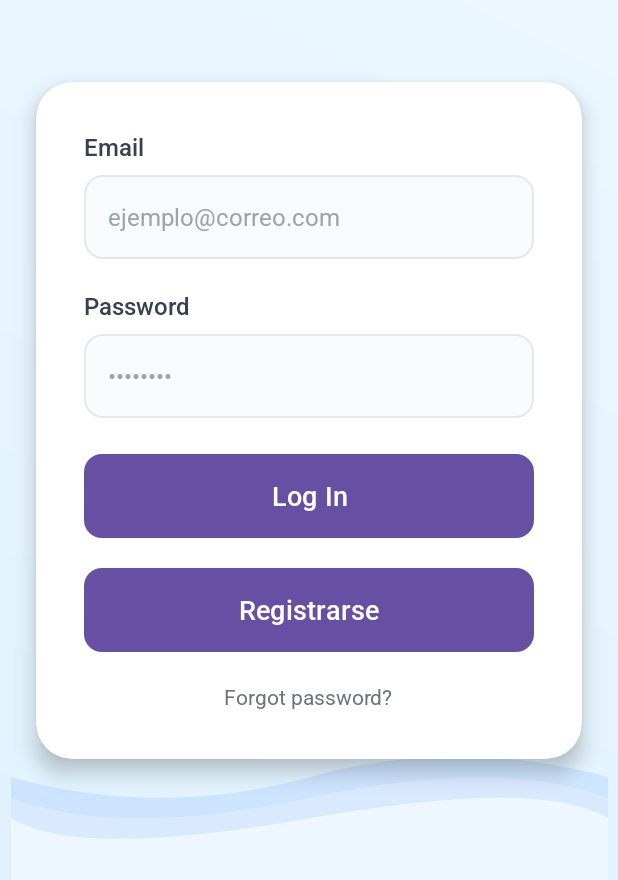
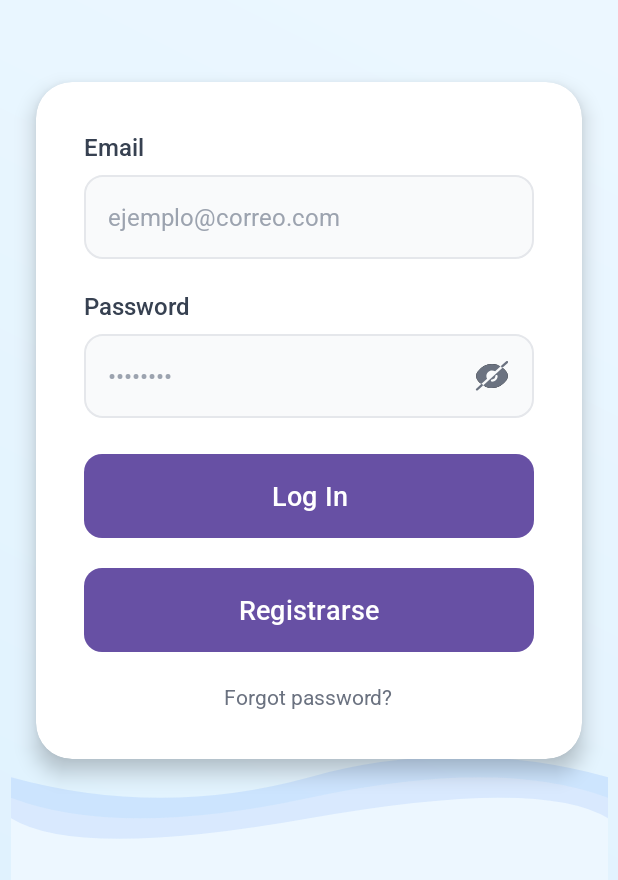
Before and after one commit to NicoCodeMaker/NiJu-Project, an Android app: the screen it shows after launch (LoginActivity), on a phone screen of 412 x 824 dp, the part 356-1236 px from its top. Run offline under Robolectric (Android 15) with nearby library versions, the phone set to English and light mode, and no system bars; our stand-ins replace Firebase (no records; nobody signed in at launch, a user with empty details on screens opened directly).

Commit message:
Se añade eyes closed and open para show password

```diff
--- a/app/src/main/java/com/example/niju_project/LoginActivity.kt
+++ b/app/src/main/java/com/example/niju_project/LoginActivity.kt
@@ -2,9 +2,11 @@ package com.example.niju_project
 
 import android.content.Intent
 import android.os.Bundle
+import android.text.InputType
 import android.text.TextUtils
 import android.view.View
 import android.widget.EditText
+import android.widget.ImageView
 import android.widget.ProgressBar
 import android.widget.Toast
 import androidx.appcompat.app.AppCompatActivity
@@ -16,6 +18,8 @@ class LoginActivity : AppCompatActivity() {
     private lateinit var etPassword: EditText
     private lateinit var progressBar: ProgressBar
     private lateinit var mAuth: FirebaseAuth
+    private lateinit var ivTogglePassword: ImageView
+    private var isPasswordVisible = false
 
     override fun onCreate(savedInstanceState: Bundle?) {
         super.onCreate(savedInstanceState)
@@ -26,6 +30,22 @@ class LoginActivity : AppCompatActivity() {
         etEmail = findViewById(R.id.etEmail)
         etPassword = findViewById(R.id.etPassword)
         progressBar = findViewById(R.id.progressBar)
+        ivTogglePassword = findViewById(R.id.ivTogglePassword) // 👈 Añadido
+
+        // 🔹 Mostrar / ocultar contraseña
+        ivTogglePassword.setOnClickListener {
+            if (isPasswordVisible) {
+                // Ocultar contraseña
+                etPassword.inputType = InputType.TYPE_CLASS_TEXT or InputType.TYPE_TEXT_VARIATION_PASSWORD
+                ivTogglePassword.setImageResource(R.drawable.ic_eye_closed)
+            } else {
+                // Mostrar contraseña
+                etPassword.inputType = InputType.TYPE_CLASS_TEXT or InputType.TYPE_TEXT_VARIATION_VISIBLE_PASSWORD
+                ivTogglePassword.setImageResource(R.drawable.ic_eye_open)
+            }
+            isPasswordVisible = !isPasswordVisible
+            etPassword.setSelection(etPassword.text.length) // Mantener cursor al final
+        }
 
         // Si ya está logueado, lo mandamos directo al Main
         if (mAuth.currentUser != null) {
--- /dev/null
+++ b/app/src/main/res/drawable/ic_eye_closed.xml
@@ -0,0 +1,21 @@
+<vector xmlns:android="http://schemas.android.com/apk/res/android"
+    android:width="800dp"
+    android:height="800dp"
+    android:viewportWidth="24"
+    android:viewportHeight="24">
+  <path
+      android:pathData="M15.649,5.395C14.486,4.952 13.258,4.72 12,4.72C8.47,4.72 5.18,6.549 2.89,9.714C1.99,10.953 1.99,13.037 2.89,14.276C3.345,14.905 3.839,15.481 4.367,16M19.325,7.696C19.969,8.289 20.568,8.964 21.11,9.714C22.01,10.953 22.01,13.037 21.11,14.276C18.82,17.441 15.53,19.27 12,19.27C10.614,19.27 9.266,18.988 8,18.454"
+      android:strokeLineJoin="round"
+      android:strokeWidth="1.5"
+      android:fillColor="#00000000"
+      android:strokeColor="#000000"
+      android:strokeLineCap="round"/>
+  <path
+      android:pathData="M17.742,5.58C15.996,4.538 14.041,3.97 12,3.97C8.196,3.97 4.693,5.943 2.283,9.273C1.721,10.047 1.465,11.042 1.465,11.995C1.465,12.948 1.721,13.942 2.282,14.716C3.03,15.749 3.883,16.652 4.817,17.406L8.725,13.83C8.422,13.289 8.25,12.664 8.25,12C8.25,9.927 9.927,8.25 12,8.25C12.783,8.25 13.511,8.49 14.113,8.9L17.742,5.58ZM6.068,18.295C7.861,19.41 9.884,20.02 12,20.02C15.804,20.02 19.307,18.047 21.717,14.717C22.279,13.942 22.535,12.948 22.535,11.995C22.535,11.042 22.279,10.048 21.718,9.274C20.925,8.178 20.014,7.23 19.013,6.45L6.068,18.295ZM15,11.25C15.414,11.25 15.75,11.586 15.75,12C15.75,14.073 14.073,15.75 12,15.75C11.586,15.75 11.25,15.414 11.25,15C11.25,14.586 11.586,14.25 12,14.25C13.245,14.25 14.25,13.245 14.25,12C14.25,11.586 14.586,11.25 15,11.25Z"
+      android:fillColor="#6B7280"
+      android:fillType="evenOdd"/>
+  <path
+      android:pathData="M22.553,2.194C22.833,2.499 22.812,2.974 22.506,3.253L19.301,6.186C18.996,6.466 18.521,6.444 18.242,6.139C17.962,5.833 17.983,5.359 18.289,5.079L21.494,2.147C21.799,1.867 22.274,1.888 22.553,2.194ZM5.731,17.586C6.011,17.891 5.99,18.366 5.684,18.645L2.506,21.553C2.201,21.833 1.726,21.812 1.447,21.506C1.167,21.201 1.188,20.726 1.494,20.447L4.672,17.539C4.977,17.259 5.452,17.28 5.731,17.586Z"
+      android:fillColor="#6B7280"
+      android:fillType="evenOdd"/>
+</vector>
--- /dev/null
+++ b/app/src/main/res/drawable/ic_eye_open.xml
@@ -0,0 +1,10 @@
+<!-- ic_eye_open.xml -->
+<vector xmlns:android="http://schemas.android.com/apk/res/android"
+    android:width="24dp"
+    android:height="24dp"
+    android:viewportWidth="24"
+    android:viewportHeight="24">
+    <path
+        android:fillColor="#6B7280"
+        android:pathData="M12,4.5C7,4.5 2.73,7.61 1,12c1.73,4.39 6,7.5 11,7.5s9.27,-3.11 11,-7.5c-1.73,-4.39 -6,-7.5 -11,-7.5zM12,17c-2.76,0 -5,-2.24 -5,-5s2.24,-5 5,-5 5,2.24 5,5 -2.24,5 -5,5zM12,9c-1.66,0 -3,1.34 -3,3s1.34,3 3,3 3,-1.34 3,-3 -1.34,-3 -3,-3z"/>
+</vector>
--- a/app/src/main/res/layout/activity_login.xml
+++ b/app/src/main/res/layout/activity_login.xml
@@ -130,19 +130,36 @@
                 android:textColor="#374151"
                 android:textSize="16sp" />
 
+            <RelativeLayout
+                android:layout_width="match_parent"
+                android:layout_height="56dp"
+                android:layout_marginBottom="24dp">
+
                 <EditText
                     android:id="@+id/etPassword"
                     android:layout_width="match_parent"
-                android:layout_height="56dp"
-                android:layout_marginBottom="24dp"
+                    android:layout_height="match_parent"
                     android:autofillHints="password"
                     android:background="@drawable/edittext_rounded_background"
                     android:fontFamily="@font/roboto_regular"
                     android:hint="••••••••"
                     android:inputType="textPassword"
-                android:padding="16dp"
+                    android:paddingStart="16dp"
+                    android:paddingEnd="48dp"
                     android:textColorHint="#9CA3AF"
                     android:textSize="16sp" />
+
+                <ImageView
+                    android:id="@+id/ivTogglePassword"
+                    android:layout_width="24dp"
+                    android:layout_height="24dp"
+                    android:layout_alignParentEnd="true"
+                    android:layout_centerVertical="true"
+                    android:layout_marginEnd="16dp"
+                    android:contentDescription="@string/show_password"
+                    android:src="@drawable/ic_eye_closed" />
+            </RelativeLayout>
+
 
             <!-- LOGIN -->
             <Button
--- a/app/src/main/res/values/strings.xml
+++ b/app/src/main/res/values/strings.xml
@@ -29,4 +29,5 @@
     <string name="contexto_icon">Contextual Icon</string>
     <string name="logo" />
     <string name="point1" />
+    <string name="show_password" />
 </resources>
```
Lines whose indentation alone changed are shown as unchanged.
